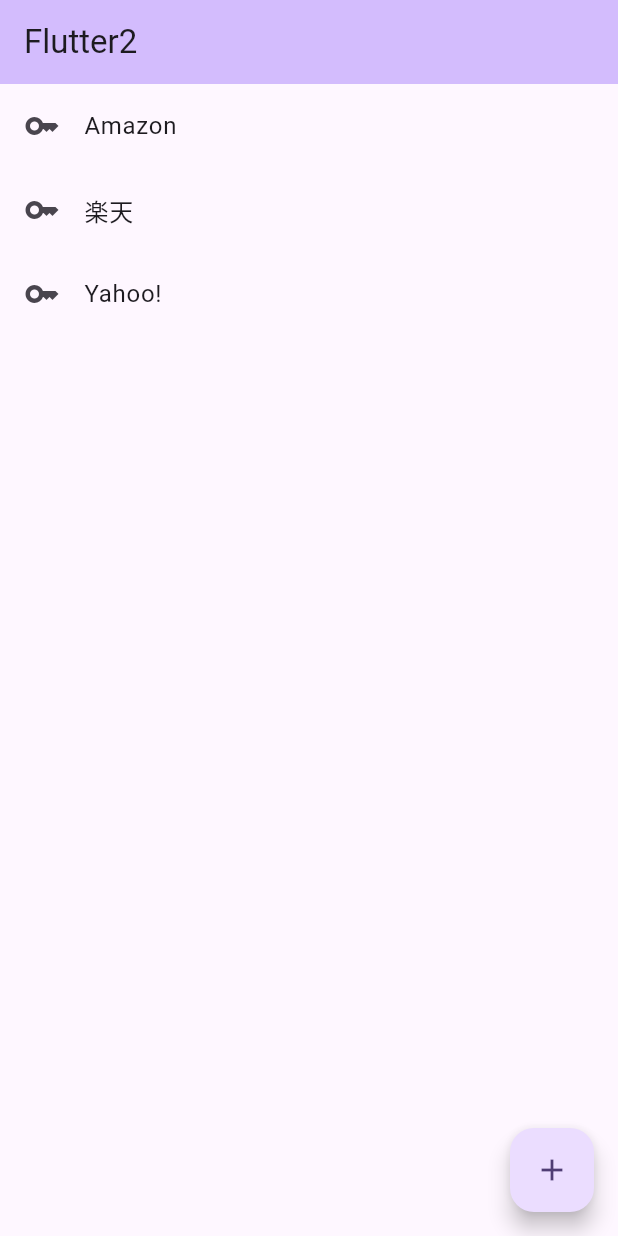
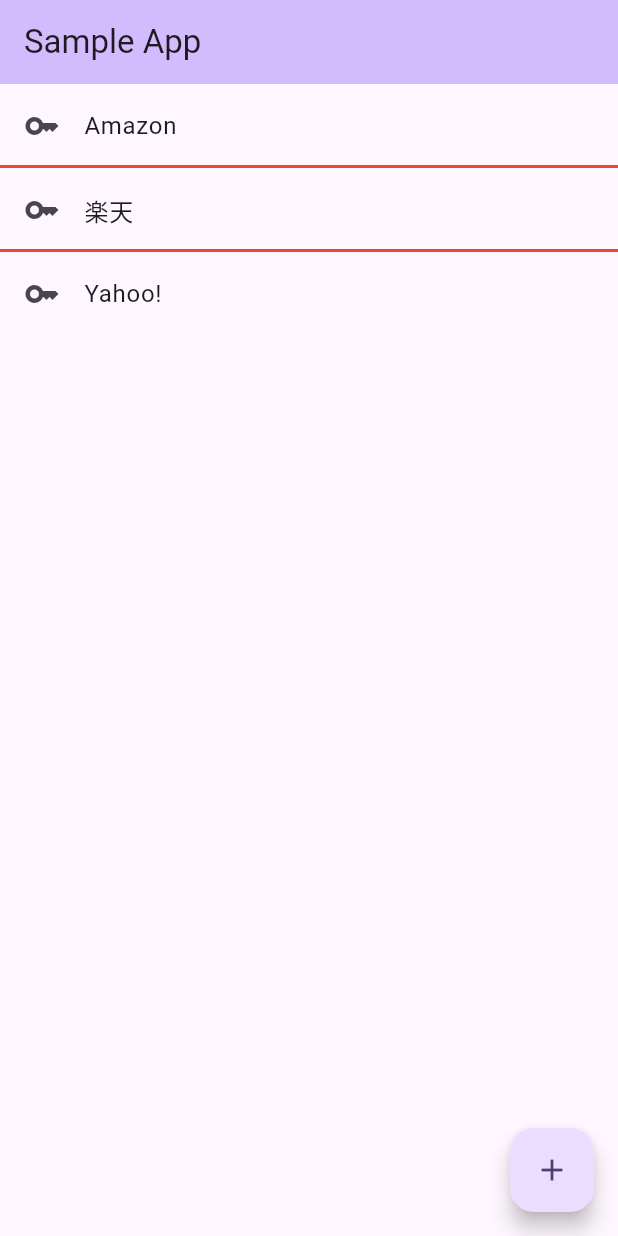
Before and after one commit to hibriiiiidge/practice__flutter-app, a Flutter app: the screen it shows after launch, on a phone screen of 412 x 824 dp. Run offline on Flutter 3.47's test engine with Material 2 defaults, Android fonts, the phone set to English and light mode, and no system bars.

Commit message:
Add Divider

```diff
--- a/lib/main.dart
+++ b/lib/main.dart
@@ -42,16 +42,23 @@ class _MyHomePageState extends State<MyHomePage> {
     return Scaffold(
       appBar: AppBar(
         backgroundColor: Theme.of(context).colorScheme.inversePrimary,
-        title: const Text('Flutter2'),
+        title: const Text('Sample App'),
       ),
       body: ListView(children: const [
         ListTile(
           leading: Icon(Icons.key),
           title: Text('Amazon'),
         ),
+        // 線を表示する
+        Divider(thickness: 2, color: Colors.red, height: 0),
         ListTile(
           leading: Icon(Icons.key),
           title: Text('楽天'),
+        ),
+        Divider(
+          thickness: 2,
+          color: Colors.red,
+          height: 0,
         ),
         ListTile(
           leading: Icon(Icons.key),
```
